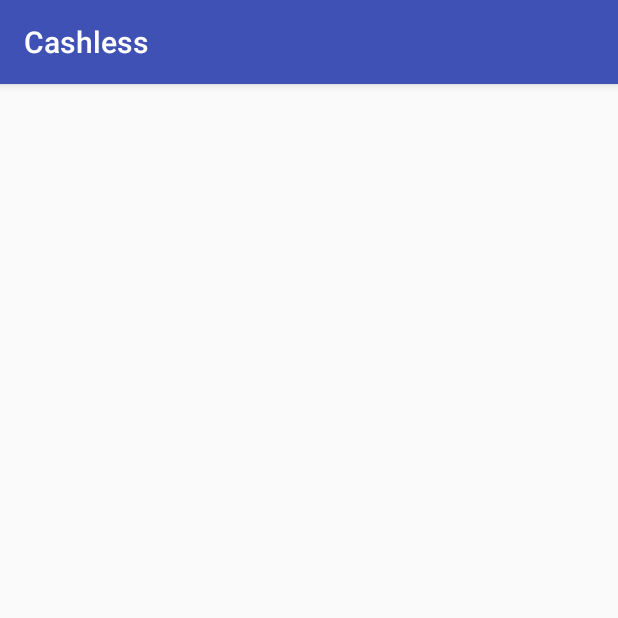
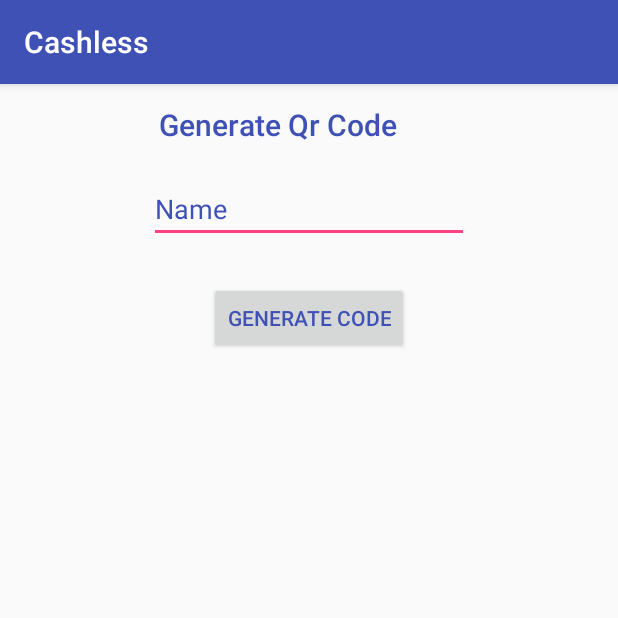
Before and after one commit to paul6ix/Cashless, an Android app: the GeneratorActivity screen opened directly, with no data from a screen before it, on a phone screen of 412 x 824 dp, the top half of it. Run offline under Robolectric (Android 15) with nearby library versions, the phone set to English and light mode, and no system bars; libraries missing offline, so code that uses them is left out: com.journeyapps.barcodescanner.

Commit message:
Fully Integrated Qr Code Tech

```diff
--- a/app/src/main/java/com/example/paulchidi/cashless/activities/GeneratorActivity.java
+++ b/app/src/main/java/com/example/paulchidi/cashless/activities/GeneratorActivity.java
@@ -1,15 +1,49 @@
 package com.example.paulchidi.cashless.activities;
 
+import android.graphics.Bitmap;
 import android.os.Bundle;
 import android.support.v7.app.AppCompatActivity;
+import android.view.View;
+import android.widget.Button;
+import android.widget.EditText;
+import android.widget.ImageView;
 
 import com.example.paulchidi.cashless.R;
+import com.google.zxing.BarcodeFormat;
+import com.google.zxing.MultiFormatWriter;
+import com.google.zxing.common.BitMatrix;
+import com.journeyapps.barcodescanner.BarcodeEncoder;
 
 public class GeneratorActivity extends AppCompatActivity {
+    ImageView imageView_QrCode;
+    Button button_QrCode;
+    EditText editText_QrData;
+    String text2QR;
 
     @Override
     protected void onCreate(Bundle savedInstanceState) {
         super.onCreate(savedInstanceState);
         setContentView(R.layout.activity_generator);
+        imageView_QrCode = (ImageView) findViewById(R.id.imageView_QrCode);
+        editText_QrData = (EditText) findViewById(R.id.editText_generate);
+        button_QrCode = (Button) findViewById(R.id.button_generate);
+        button_QrCode.setOnClickListener(new View.OnClickListener() {
+            @Override
+            public void onClick(View view) {
+                MultiFormatWriter formatWriter = new MultiFormatWriter();
+                text2QR = editText_QrData.getText().toString();
+                try {
+                    BitMatrix bitMatrix = formatWriter.encode(text2QR, BarcodeFormat.QR_CODE, 200, 200);
+                    BarcodeEncoder encoder = new BarcodeEncoder();
+                    Bitmap bitmap = encoder.createBitmap(bitMatrix);
+                    imageView_QrCode.setImageBitmap(bitmap);
+
+
+                } catch (Exception e) {
+                    e.printStackTrace();
+                }
+
+            }
+        });
     }
 }
--- a/app/src/main/java/com/example/paulchidi/cashless/fragments/HomeFragment.java
+++ b/app/src/main/java/com/example/paulchidi/cashless/fragments/HomeFragment.java
@@ -10,6 +10,7 @@ import android.view.ViewGroup;
 import android.widget.ImageButton;
 
 import com.example.paulchidi.cashless.R;
+import com.example.paulchidi.cashless.activities.GeneratorActivity;
 import com.example.paulchidi.cashless.activities.ReaderActivity;
 
 
@@ -30,6 +31,15 @@ public class HomeFragment extends Fragment {
                 startActivity(intent);
             }
         });
+        ImageButton GenQrButton = (ImageButton) v.findViewById(R.id.imageButton_GenQr);
+        GenQrButton.setOnClickListener(new View.OnClickListener() {
+            @Override
+            public void onClick(View view) {
+                Intent intent = new Intent(getActivity(), GeneratorActivity.class);
+                startActivity(intent);
+
+            }
+        });
         return v;
     }
 
--- a/app/src/main/res/layout/activity_generator.xml
+++ b/app/src/main/res/layout/activity_generator.xml
@@ -1,15 +1,53 @@
 <?xml version="1.0" encoding="utf-8"?>
-<android.support.constraint.ConstraintLayout xmlns:android="http://schemas.android.com/apk/res/android"
+<RelativeLayout xmlns:android="http://schemas.android.com/apk/res/android"
     xmlns:tools="http://schemas.android.com/tools"
     android:layout_width="match_parent"
     android:layout_height="match_parent"
     tools:context="com.example.paulchidi.cashless.activities.GeneratorActivity">
 
-    <RelativeLayout
-        android:layout_width="368dp"
-        android:layout_height="501dp"
-        tools:layout_editor_absoluteX="8dp"
-        tools:layout_editor_absoluteY="8dp">
+    <TextView
+        android:id="@+id/textView_generate"
+        android:layout_width="wrap_content"
+        android:layout_height="wrap_content"
+        android:layout_alignParentLeft="true"
+        android:layout_alignParentStart="true"
+        android:layout_alignParentTop="true"
+        android:layout_marginLeft="106dp"
+        android:layout_marginStart="106dp"
+        android:layout_marginTop="13dp"
+        android:text="@string/text_generate"
+        android:textAppearance="@style/TextAppearance.AppCompat.Title"
+        android:textColor="@color/colorPrimary" />
 
-    </RelativeLayout>
-</android.support.constraint.ConstraintLayout>
+    <EditText
+        android:id="@+id/editText_generate"
+        android:layout_width="wrap_content"
+        android:layout_height="wrap_content"
+        android:layout_below="@+id/textView_generate"
+        android:layout_centerHorizontal="true"
+        android:layout_marginTop="20dp"
+        android:ems="10"
+        android:inputType="text"
+        android:text="Name"
+        android:textColor="@color/colorPrimary" />
+
+    <Button
+        android:id="@+id/button_generate"
+        android:layout_width="wrap_content"
+        android:layout_height="wrap_content"
+        android:layout_below="@+id/editText_generate"
+        android:layout_centerHorizontal="true"
+        android:layout_marginTop="26dp"
+        android:text="@string/text_button_gen"
+        android:textAppearance="@style/TextAppearance.AppCompat.Button"
+        android:textColor="@color/colorPrimary" />
+
+    <ImageView
+        android:id="@+id/imageView_QrCode"
+        android:layout_width="500px"
+        android:layout_height="500px"
+        android:layout_alignParentBottom="true"
+        android:layout_centerHorizontal="true"
+        android:layout_marginBottom="40dp"
+        android:contentDescription="@string/text_image_desc" />
+</RelativeLayout>
--- a/app/src/main/res/values/strings.xml
+++ b/app/src/main/res/values/strings.xml
@@ -13,4 +13,7 @@
     <!-- TODO: Remove or change this placeholder text -->
     <string name="hello_blank_fragment">Hello home fragment</string>
     <string name="help_fragment">Hello Help fragment</string>
+    <string name="text_generate">Generate Qr Code</string>
+    <string name="text_button_gen">Generate Code</string>
+    <string name="text_image_desc">Qr Code View</string>
 </resources>
```
